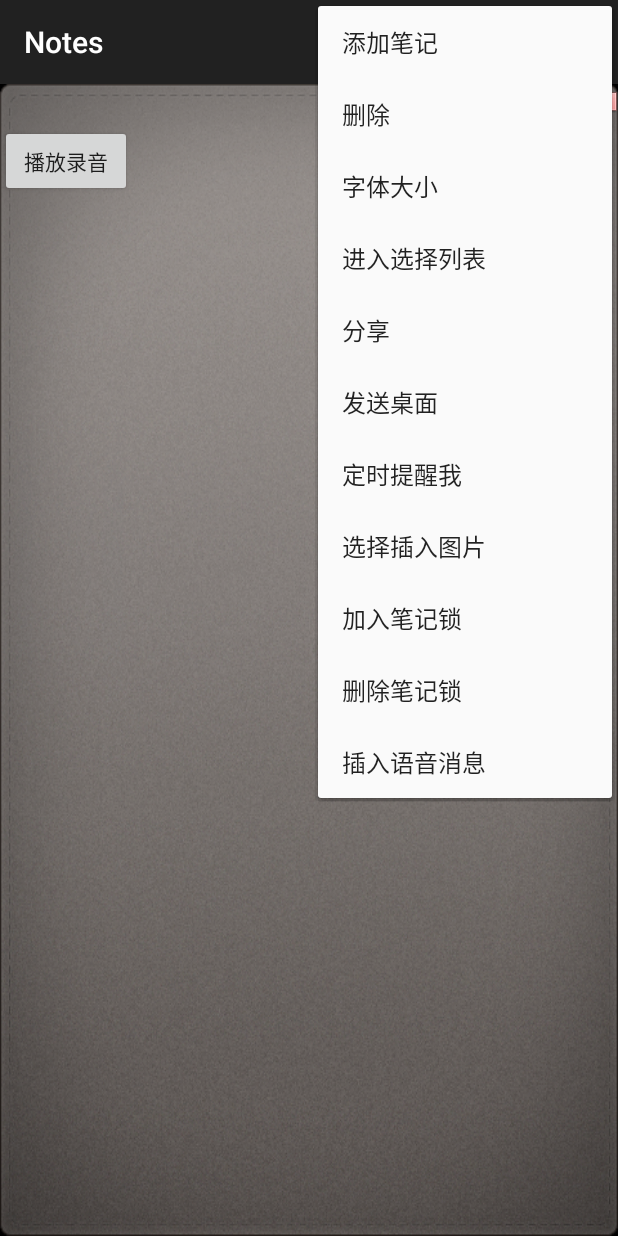
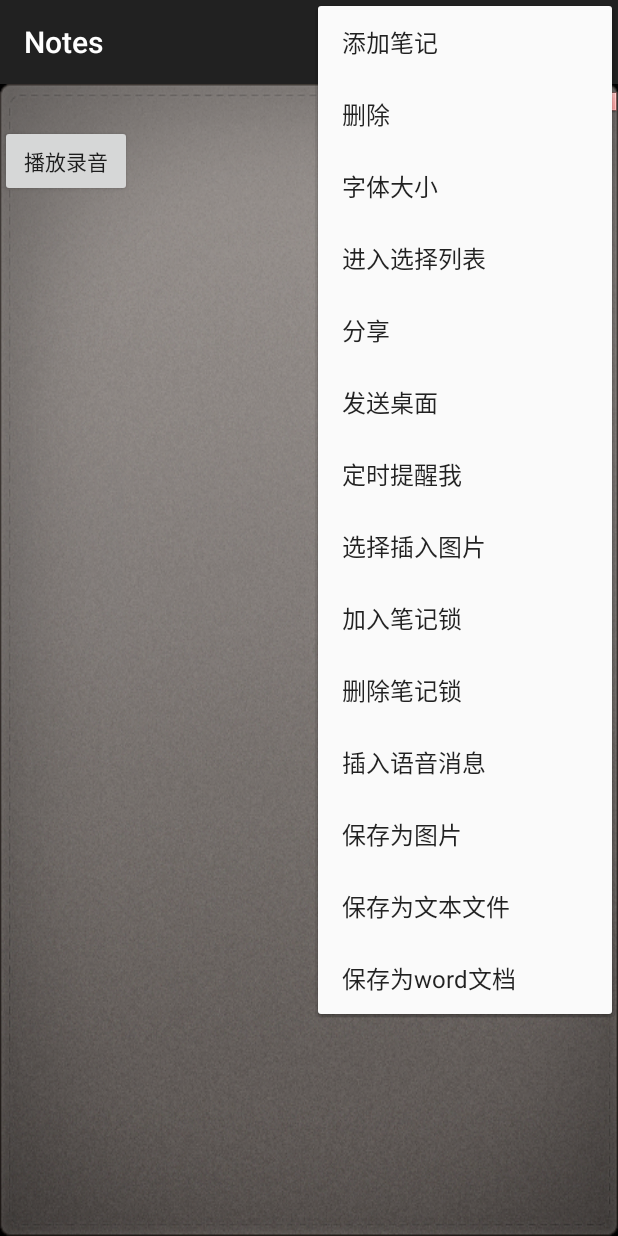
Before and after one commit to ShakeJ96/Xiaomi_Note1, an Android app: the NoteEditActivity screen opened directly, with no data from a screen before it, with the options menu open, on a phone screen of 412 x 824 dp. Run offline under Robolectric (Android 15) with nearby library versions, the phone set to English and light mode, and no system bars; pictures from the network do not load; 18 statements that could not run were skipped.

Commit message:
在便签内容编辑页面可以将文本内容保存为图片、txt或doc文档

```diff
--- a/app/src/main/res/menu/note_edit.xml
+++ b/app/src/main/res/menu/note_edit.xml
@@ -72,4 +72,14 @@
     <item
         android:id="@+id/menu_insert_audio"
         android:title="插入语音消息" />
+
+    <item
+        android:id="@+id/menu_export_png"
+        android:title="保存为图片" />
+    <item
+        android:id="@+id/menu_export_text"
+        android:title="保存为文本文件" />
+    <item
+        android:id="@+id/menu_export_doc"
+        android:title="保存为word文档" />
 </menu>
```
Also changed, not shown: app/src/main/java/net/micode/notes/ui/NoteEditActivity.java (+120 -0 lines), 421 other files.
